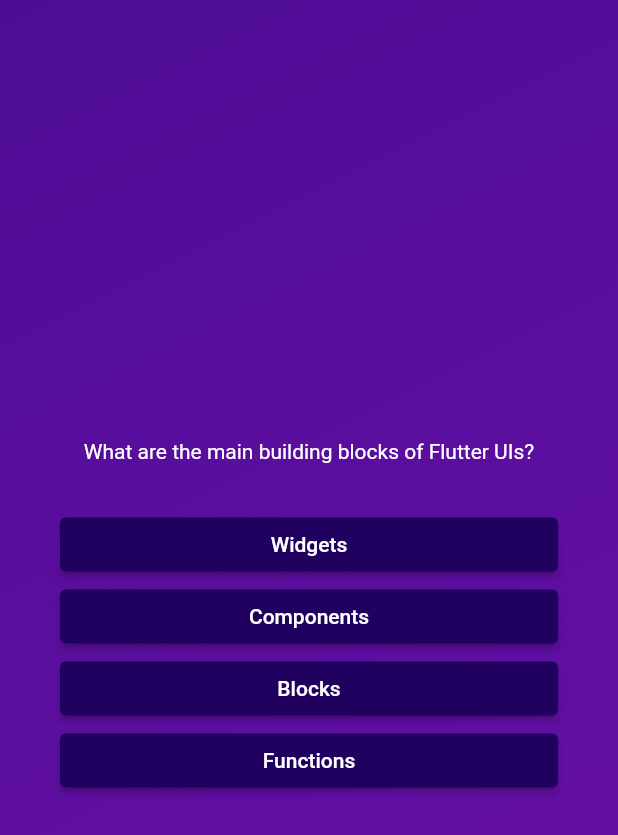
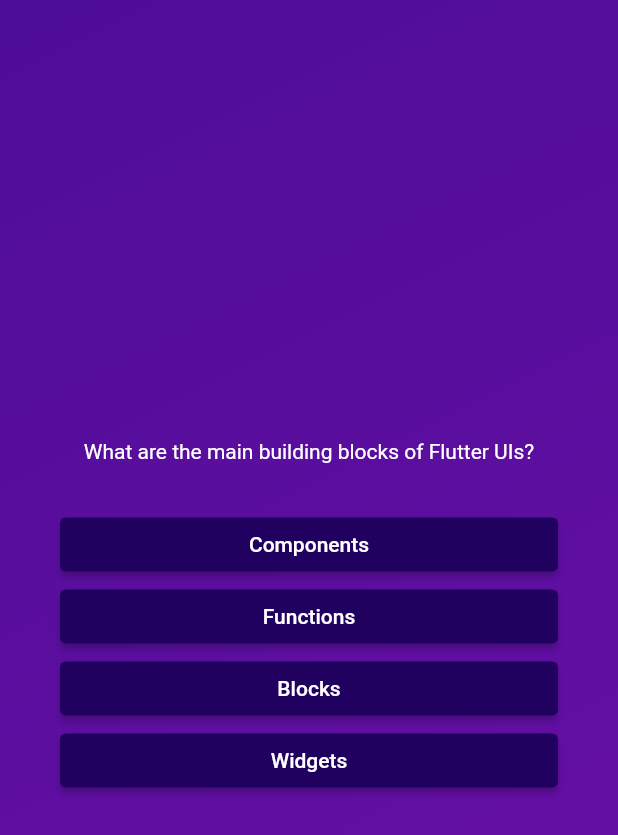
Before and after one commit to neerajsinghsarathe/flutter-quiz-app, a Flutter app: the screen it shows after launch, after a tap on "Start Quiz", on a phone screen of 412 x 824 dp. Shown: the top 835 px of the screen. Run offline on Flutter 3.47's test engine with Material 2 defaults, Android fonts, the phone set to English and light mode, and no system bars; statements that could not run were skipped.

Commit message:
shuffling answers and button changes.
Shuffling is being done without disturbing the initial  array.

```diff
--- a/lib/answer_button.dart
+++ b/lib/answer_button.dart
@@ -19,6 +19,6 @@ class AnswerButton extends StatelessWidget {
           //? Not keeping because material 3 is already providing circular button
           /* shape: RoundedRectangleBorder(borderRadius: BorderRadius.circular(40))*/
         ),
-        child: Text(answerText));
+        child: Text(answerText, textAlign: TextAlign.center,));
   }
 }
--- a/lib/models/quiz_question.dart
+++ b/lib/models/quiz_question.dart
@@ -3,4 +3,10 @@ class QuizQuestion {
 
   final String text;
   final List<String> answers;
+
+  List<String> getShuffledAnswers() {
+    final shuffledList = List.of(answers);
+    shuffledList.shuffle();
+    return shuffledList;
+  }
 }
--- a/lib/questions_screen.dart
+++ b/lib/questions_screen.dart
@@ -13,9 +13,17 @@ class QuestionsScreen extends StatefulWidget {
 }
 
 class _QuestionsState extends State<QuestionsScreen> {
+  var currentQuestionIndex = 0;
+
+  void answerQuestion() {
+    setState(() {
+      currentQuestionIndex += 1;
+    });
+  }
+
   @override
   Widget build(BuildContext context) {
-    final currentQuestion = questions[0];
+    final currentQuestion = questions[currentQuestionIndex];
     return SizedBox(
       width: double.infinity,
       child: Container(
@@ -26,13 +34,13 @@ class _QuestionsState extends State<QuestionsScreen> {
           children: [
             Text(
               currentQuestion.text,
-              style: const TextStyle(color: Colors.white),
+              style: const TextStyle(color: Colors.white, fontFamily: ),
               textAlign: TextAlign.center,
             ),
             const SizedBox(height: 30),
-            ...currentQuestion.answers.map((item) => AnswerButton(
+            ...currentQuestion.getShuffledAnswers().map((item) => AnswerButton(
               answerText: item,
-              onTap: () {},
+              onTap: answerQuestion,
             ))
           ],
         ),
```
